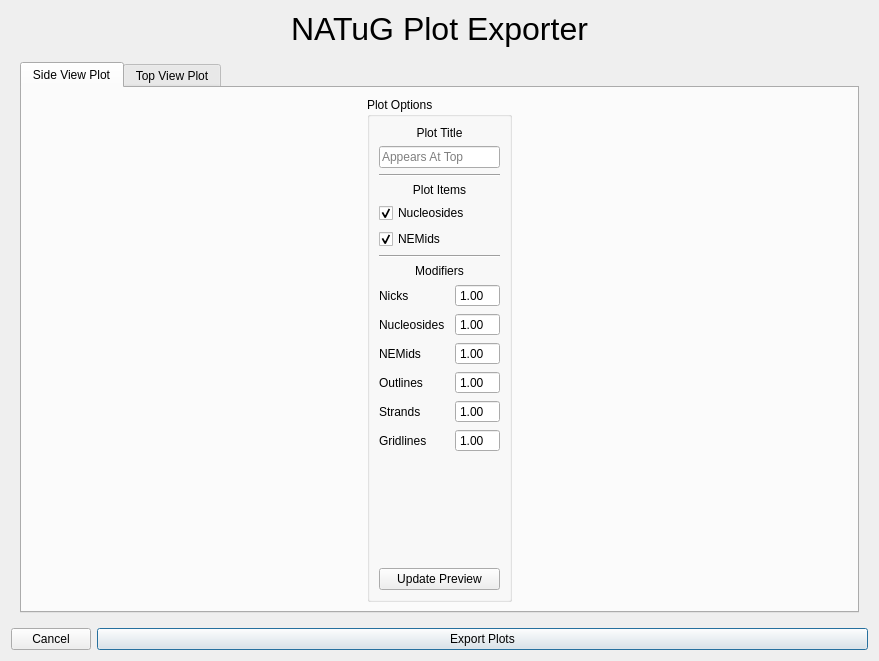
NATuG3/NATuG3, file ui/dialogs/plot_exporter/plot_exporter.ui: the form before one commit.
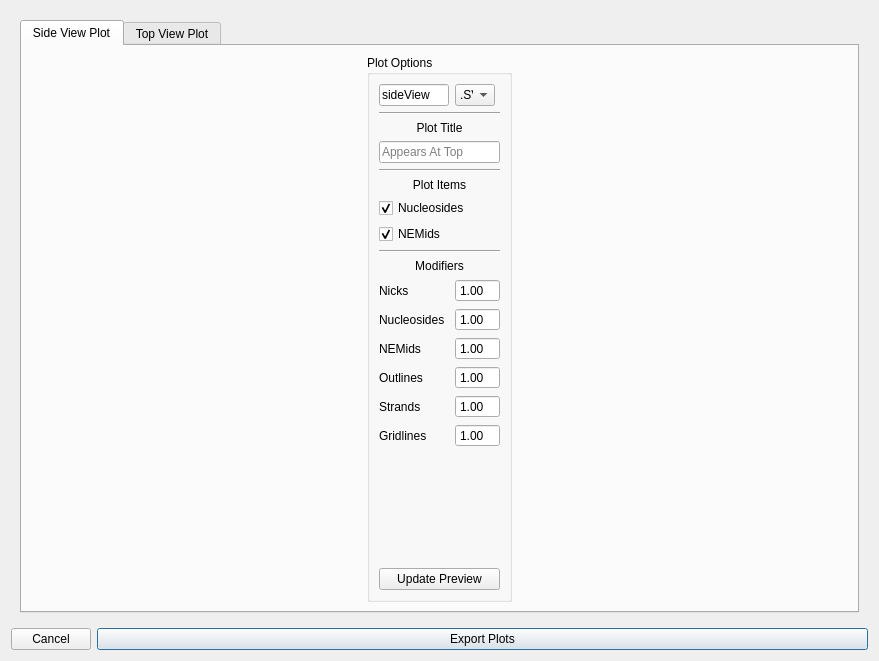
The form after the commit.

Commit message: Remove large title from exporter

Patch:
```diff
--- a/ui/dialogs/plot_exporter/plot_exporter.ui
+++ b/ui/dialogs/plot_exporter/plot_exporter.ui
@@ -26,34 +26,7 @@
    <string>Plot Export Settings</string>
   </property>
   <layout class="QGridLayout" name="gridLayout">
-   <item row="2" column="0" colspan="2">
-    <layout class="QHBoxLayout" name="horizontalLayout_2">
-     <item>
-      <widget class="QPushButton" name="cancel_export">
-       <property name="maximumSize">
-        <size>
-         <width>80</width>
-         <height>16777215</height>
-        </size>
-       </property>
-       <property name="text">
-        <string>Cancel</string>
-       </property>
-      </widget>
-     </item>
-     <item>
-      <widget class="QPushButton" name="export_plots">
-       <property name="text">
-        <string>Export Plots</string>
-       </property>
-       <property name="default">
-        <bool>true</bool>
-       </property>
-      </widget>
-     </item>
-    </layout>
-   </item>
-   <item row="1" column="0" colspan="2">
+   <item row="0" column="0" colspan="2">
     <widget class="QWidget" name="plot_area_group_box" native="true">
      <layout class="QVBoxLayout" name="verticalLayout">
       <item>
@@ -90,7 +63,7 @@
              <string>Plot Options</string>
             </property>
             <layout class="QGridLayout" name="gridLayout_2">
-             <item row="9" column="1">
+             <item row="11" column="1">
               <widget class="QDoubleSpinBox" name="nucleoside_size_modifier">
                <property name="minimumSize">
                 <size>
@@ -121,21 +94,52 @@
                </property>
               </widget>
              </item>
-             <item row="11" column="0">
-              <widget class="QLabel" name="label_3">
-               <property name="text">
-                <string>Outlines</string>
+             <item row="12" column="1">
+              <widget class="QDoubleSpinBox" name="NEMid_size_modifier">
+               <property name="minimumSize">
+                <size>
+                 <width>0</width>
+                 <height>0</height>
+                </size>
+               </property>
+               <property name="maximumSize">
+                <size>
+                 <width>45</width>
+                 <height>16777215</height>
+                </size>
+               </property>
+               <property name="buttonSymbols">
+                <enum>QAbstractSpinBox::NoButtons</enum>
+               </property>
+               <property name="decimals">
+                <number>2</number>
+               </property>
+               <property name="maximum">
+                <double>200.000000000000000</double>
+               </property>
+               <property name="singleStep">
+                <double>0.010000000000000</double>
+               </property>
+               <property name="value">
+                <double>1.000000000000000</double>
                </property>
               </widget>
              </item>
-             <item row="13" column="0">
+             <item row="15" column="0">
               <widget class="QLabel" name="label_8">
                <property name="text">
                 <string>Gridlines</string>
                </property>
               </widget>
              </item>
-             <item row="12" column="1">
+             <item row="13" column="0">
+              <widget class="QLabel" name="label_3">
+               <property name="text">
+                <string>Outlines</string>
+               </property>
+              </widget>
+             </item>
+             <item row="14" column="1">
               <widget class="QDoubleSpinBox" name="strand_stroke_modifier">
                <property name="minimumSize">
                 <size>
@@ -166,8 +170,8 @@
                </property>
               </widget>
              </item>
-             <item row="10" column="1">
-              <widget class="QDoubleSpinBox" name="NEMid_size_modifier">
+             <item row="13" column="1">
+              <widget class="QDoubleSpinBox" name="point_outline_modifier">
                <property name="minimumSize">
                 <size>
                  <width>0</width>
@@ -197,45 +201,21 @@
                </property>
               </widget>
              </item>
-             <item row="12" column="0">
+             <item row="8" column="0" colspan="2">
+              <widget class="Line" name="line">
+               <property name="orientation">
+                <enum>Qt::Horizontal</enum>
+               </property>
+              </widget>
+             </item>
+             <item row="14" column="0">
               <widget class="QLabel" name="strand_stroke_modifier_2">
                <property name="text">
                 <string>Strands</string>
                </property>
               </widget>
              </item>
-             <item row="11" column="1">
-              <widget class="QDoubleSpinBox" name="point_outline_modifier">
-               <property name="minimumSize">
-                <size>
-                 <width>0</width>
-                 <height>0</height>
-                </size>
-               </property>
-               <property name="maximumSize">
-                <size>
-                 <width>45</width>
-                 <height>16777215</height>
-                </size>
-               </property>
-               <property name="buttonSymbols">
-                <enum>QAbstractSpinBox::NoButtons</enum>
-               </property>
-               <property name="decimals">
-                <number>2</number>
-               </property>
-               <property name="maximum">
-                <double>200.000000000000000</double>
-               </property>
-               <property name="singleStep">
-                <double>0.010000000000000</double>
-               </property>
-               <property name="value">
-                <double>1.000000000000000</double>
-               </property>
-              </widget>
-             </item>
-             <item row="7" column="0" colspan="2">
+             <item row="9" column="0" colspan="2">
               <widget class="QLabel" name="label">
                <property name="text">
                 <string>Modifiers</string>
@@ -245,59 +225,72 @@
                </property>
               </widget>
              </item>
-             <item row="6" column="0" colspan="2">
-              <widget class="Line" name="line">
-               <property name="orientation">
-                <enum>Qt::Horizontal</enum>
-               </property>
-              </widget>
-             </item>
-             <item row="10" column="0">
+             <item row="12" column="0">
               <widget class="QLabel" name="label_10">
                <property name="text">
                 <string>NEMids</string>
                </property>
               </widget>
              </item>
-             <item row="13" column="1">
-              <widget class="QDoubleSpinBox" name="gridline_width_modifier">
-               <property name="minimumSize">
-                <size>
-                 <width>0</width>
-                 <height>0</height>
-                </size>
-               </property>
-               <property name="maximumSize">
-                <size>
-                 <width>45</width>
-                 <height>16777215</height>
-                </size>
-               </property>
-               <property name="buttonSymbols">
-                <enum>QAbstractSpinBox::NoButtons</enum>
-               </property>
-               <property name="decimals">
-                <number>2</number>
-               </property>
-               <property name="maximum">
-                <double>200.000000000000000</double>
-               </property>
-               <property name="singleStep">
-                <double>0.010000000000000</double>
-               </property>
-               <property name="value">
-                <double>1.000000000000000</double>
+             <item row="11" column="0">
+              <widget class="QLabel" name="label_4">
+               <property name="text">
+                <string>Nucleosides</string>
                </property>
               </widget>
              </item>
-             <item row="8" column="0">
+             <item row="17" column="0" colspan="2">
+              <spacer name="verticalSpacer">
+               <property name="orientation">
+                <enum>Qt::Vertical</enum>
+               </property>
+               <property name="sizeHint" stdset="0">
+                <size>
+                 <width>20</width>
+                 <height>40</height>
+                </size>
+               </property>
+              </spacer>
+             </item>
+             <item row="10" column="0">
               <widget class="QLabel" name="label_2">
                <property name="text">
                 <string>Nicks</string>
                </property>
               </widget>
              </item>
-             <item row="8" column="1">
+             <item row="15" column="1">
+              <widget class="QDoubleSpinBox" name="gridline_width_modifier">
+               <property name="minimumSize">
+                <size>
+                 <width>0</width>
+                 <height>0</height>
+                </size>
+               </property>
+               <property name="maximumSize">
+                <size>
+                 <width>45</width>
+                 <height>16777215</height>
+                </size>
+               </property>
+               <property name="buttonSymbols">
+                <enum>QAbstractSpinBox::NoButtons</enum>
+               </property>
+               <property name="decimals">
+                <number>2</number>
+               </property>
+               <property name="maximum">
+                <double>200.000000000000000</double>
+               </property>
+               <property name="singleStep">
+                <double>0.010000000000000</double>
+               </property>
+               <property name="value">
+                <double>1.000000000000000</double>
+               </property>
+              </widget>
+             </item>
+             <item row="10" column="1">
               <widget class="QDoubleSpinBox" name="nick_size_modifier">
                <property name="minimumSize">
                 <size>
@@ -328,51 +321,14 @@
                </property>
               </widget>
              </item>
-             <item row="9" column="0">
-              <widget class="QLabel" name="label_4">
-               <property name="text">
-                <string>Nucleosides</string>
-               </property>
-              </widget>
-             </item>
-             <item row="15" column="0" colspan="2">
-              <spacer name="verticalSpacer">
-               <property name="orientation">
-                <enum>Qt::Vertical</enum>
-               </property>
-               <property name="sizeHint" stdset="0">
-                <size>
-                 <width>20</width>
-                 <height>40</height>
-                </size>
-               </property>
-              </spacer>
-             </item>
-             <item row="0" column="0" colspan="2">
-              <widget class="QLabel" name="label_11">
-               <property name="text">
-                <string>Plot Title</string>
-               </property>
-               <property name="alignment">
-                <set>Qt::AlignCenter</set>
-               </property>
-              </widget>
-             </item>
-             <item row="2" column="0" colspan="2">
+             <item row="4" column="0" colspan="2">
               <widget class="Line" name="line_2">
                <property name="orientation">
                 <enum>Qt::Horizontal</enum>
                </property>
               </widget>
              </item>
-             <item row="16" column="0" colspan="2">
-              <widget class="QPushButton" name="update_side_view_preview">
-               <property name="text">
-                <string>Update Preview</string>
-               </property>
-              </widget>
-             </item>
-             <item row="5" column="0">
+             <item row="7" column="0">
               <widget class="QCheckBox" name="plot_NEMids">
                <property name="text">
                 <string>NEMids</string>
@@ -382,7 +338,7 @@
                </property>
               </widget>
              </item>
-             <item row="3" column="0" colspan="2">
+             <item row="5" column="0" colspan="2">
               <widget class="QLabel" name="label_5">
                <property name="text">
                 <string>Plot Items</string>
@@ -392,17 +348,24 @@
                </property>
               </widget>
              </item>
-             <item row="4" column="0" colspan="2">
-              <widget class="QCheckBox" name="plot_nucleosides">
+             <item row="2" column="0" colspan="2">
+              <widget class="QLabel" name="label_11">
                <property name="text">
-                <string>Nucleosides</string>
+                <string>Plot Title</string>
                </property>
-               <property name="checked">
-                <bool>true</bool>
+               <property name="alignment">
+                <set>Qt::AlignCenter</set>
                </property>
               </widget>
              </item>
-             <item row="1" column="0" colspan="2">
+             <item row="18" column="0" colspan="2">
+              <widget class="QPushButton" name="update_side_view_preview">
+               <property name="text">
+                <string>Update Preview</string>
+               </property>
+              </widget>
+             </item>
+             <item row="3" column="0" colspan="2">
               <widget class="QLineEdit" name="side_view_plot_title">
                <property name="maximumSize">
                 <size>
@@ -418,6 +381,58 @@
                </property>
               </widget>
              </item>
+             <item row="6" column="0" colspan="2">
+              <widget class="QCheckBox" name="plot_nucleosides">
+               <property name="text">
+                <string>Nucleosides</string>
+               </property>
+               <property name="checked">
+                <bool>true</bool>
+               </property>
+              </widget>
+             </item>
+             <item row="0" column="1">
+              <widget class="QComboBox" name="comboBox">
+               <property name="maximumSize">
+                <size>
+                 <width>40</width>
+                 <height>16777215</height>
+                </size>
+               </property>
+               <item>
+                <property name="text">
+                 <string>.SVG</string>
+                </property>
+               </item>
+               <item>
+                <property name="text">
+                 <string>.PNG</string>
+                </property>
+               </item>
+               <item>
+                <property name="text">
+                 <string>.JPG</string>
+                </property>
+               </item>
+              </widget>
+             </item>
+             <item row="0" column="0">
+              <widget class="QLineEdit" name="lineEdit">
+               <property name="text">
+                <string>sideView</string>
+               </property>
+               <property name="placeholderText">
+                <string>File Name</string>
+               </property>
+              </widget>
+             </item>
+             <item row="1" column="0" colspan="2">
+              <widget class="Line" name="line_3">
+               <property name="orientation">
+                <enum>Qt::Horizontal</enum>
+               </property>
+              </widget>
+             </item>
             </layout>
            </widget>
           </item>
@@ -552,20 +567,32 @@
      </layout>
     </widget>
    </item>
-   <item row="0" column="0" colspan="2">
-    <widget class="QLabel" name="label_7">
-     <property name="styleSheet">
-      <string notr="true">QLabel{
-	font-size: 32px;
-}</string>
-     </property>
-     <property name="text">
-      <string>NATuG Plot Exporter</string>
-     </property>
-     <property name="alignment">
-      <set>Qt::AlignCenter</set>
-     </property>
-    </widget>
+   <item row="1" column="0" colspan="2">
+    <layout class="QHBoxLayout" name="horizontalLayout_2">
+     <item>
+      <widget class="QPushButton" name="cancel_export">
+       <property name="maximumSize">
+        <size>
+         <width>80</width>
+         <height>16777215</height>
+        </size>
+       </property>
+       <property name="text">
+        <string>Cancel</string>
+       </property>
+      </widget>
+     </item>
+     <item>
+      <widget class="QPushButton" name="export_plots">
+       <property name="text">
+        <string>Export Plots</string>
+       </property>
+       <property name="default">
+        <bool>true</bool>
+       </property>
+      </widget>
+     </item>
+    </layout>
    </item>
   </layout>
  </widget>
```
Left out of the diff: 140 changed lines with no effect on the pictures.
